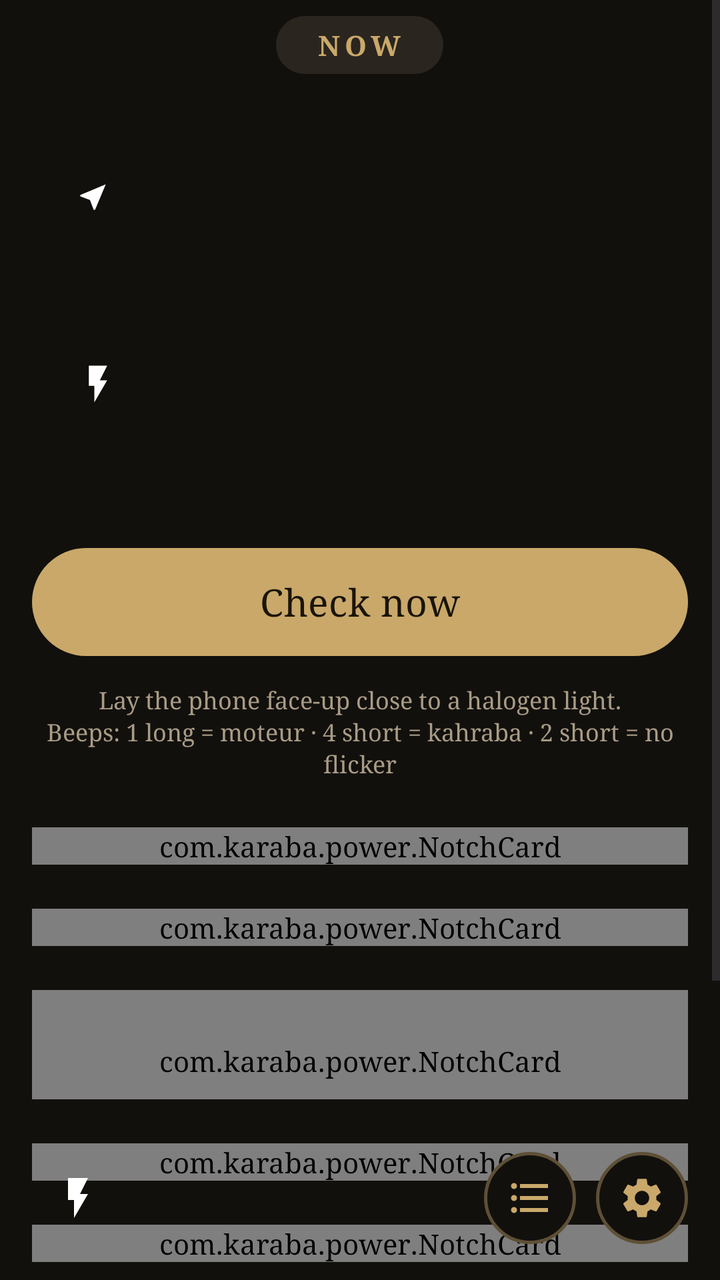
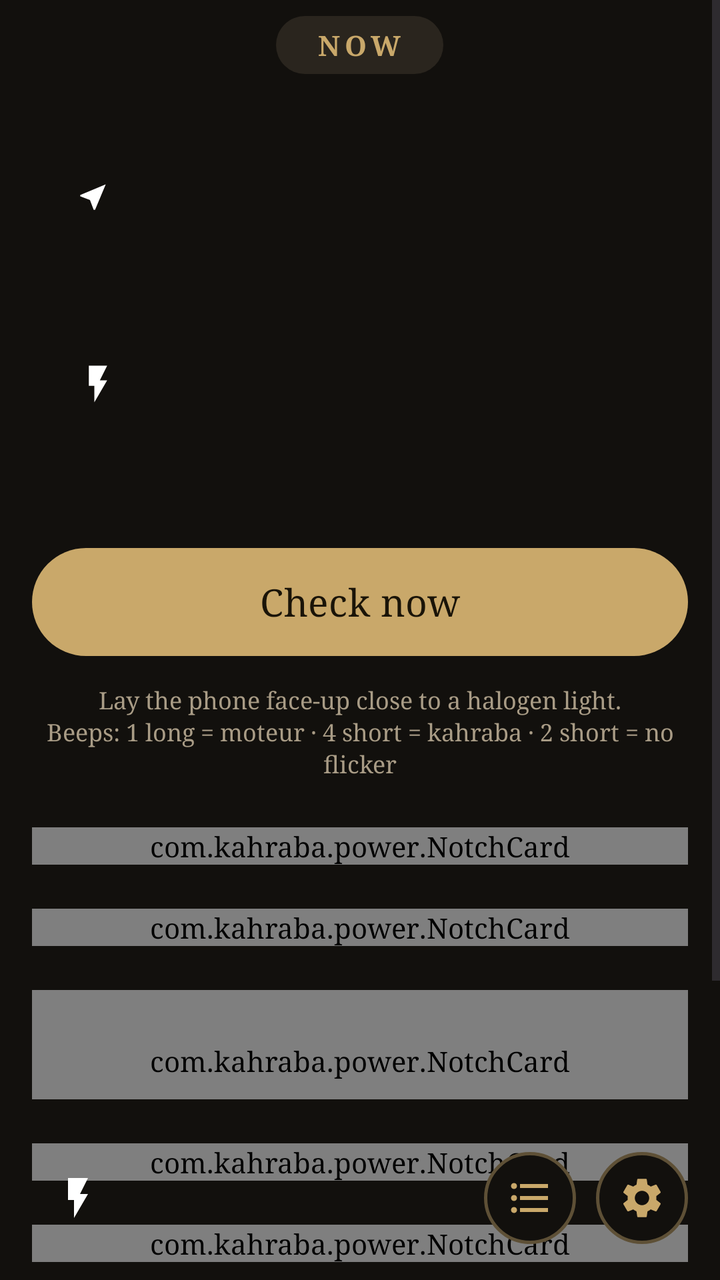

Compare the two renders of this Android layout. The source of the first and the diff that turns it into the second are given below.
<!-- AndroidManifest.xml: activity theme AppTheme.Main -->
<!-- res/layout/activity_main.xml -->
<?xml version="1.0" encoding="utf-8"?>
<FrameLayout xmlns:android="http://schemas.android.com/apk/res/android"
    xmlns:app="http://schemas.android.com/apk/res-auto"
    android:layout_width="match_parent"
    android:layout_height="match_parent"
    android:background="?attr/appBg">

    <ScrollView
        android:id="@+id/scroll"
        android:layout_width="match_parent"
        android:layout_height="match_parent"
        android:clipToPadding="false"
        android:paddingBottom="100dp">

        <LinearLayout
            android:layout_width="match_parent"
            android:layout_height="wrap_content"
            android:orientation="vertical"
            android:paddingStart="16dp"
            android:paddingTop="8dp"
            android:paddingEnd="16dp">

            
            <FrameLayout
                android:layout_width="match_parent"
                android:layout_height="wrap_content">

                <LinearLayout
                    android:id="@+id/hero"
                    android:layout_width="match_parent"
                    android:layout_height="wrap_content"
                    android:layout_marginTop="16dp"
                    android:clickable="true"
                    android:focusable="true"
                    android:gravity="bottom"
                    android:minHeight="230dp"
                    android:orientation="vertical"
                    android:padding="22dp">

                    <LinearLayout
                        android:layout_width="wrap_content"
                        android:layout_height="wrap_content"
                        android:gravity="center_vertical"
                        android:orientation="horizontal">

                        <ImageView
                            android:layout_width="17dp"
                            android:layout_height="17dp"
                            android:importantForAccessibility="no"
                            android:src="@drawable/ic_place" />

                        <TextView
                            android:id="@+id/heroRoom"
                            android:layout_width="wrap_content"
                            android:layout_height="wrap_content"
                            android:layout_marginStart="8dp"
                            android:shadowColor="#66000000"
                            android:shadowRadius="6"
                            android:textColor="#FFFFFF"
                            android:textSize="17sp" />
                    </LinearLayout>

                    <TextView
                        android:id="@+id/heroTitle"
                        android:layout_width="wrap_content"
                        android:layout_height="wrap_content"
                        android:layout_marginTop="6dp"
                        android:includeFontPadding="false"
                        android:shadowColor="#66000000"
                        android:shadowRadius="8"
                        android:textColor="#FFFFFF"
                        android:textSize="46sp" />

                    <LinearLayout
                        android:layout_width="wrap_content"
                        android:layout_height="wrap_content"
                        android:layout_marginTop="10dp"
                        android:gravity="center_vertical"
                        android:orientation="horizontal">

                        <ImageView
                            android:id="@+id/heroIcon"
                            android:layout_width="22dp"
                            android:layout_height="22dp"
                            android:importantForAccessibility="no"
                            android:src="@drawable/ic_bolt" />

                        <TextView
                            android:id="@+id/heroSub"
                            android:layout_width="wrap_content"
                            android:layout_height="wrap_content"
                            android:layout_marginStart="10dp"
                            android:shadowColor="#66000000"
                            android:shadowRadius="6"
                            android:textColor="#FFFFFF"
                            android:textSize="19sp" />
                    </LinearLayout>

                    <TextView
                        android:id="@+id/heroMeta"
                        android:layout_width="wrap_content"
                        android:layout_height="wrap_content"
                        android:layout_marginTop="12dp"
                        android:letterSpacing="0.12"
                        android:textAllCaps="true"
                        android:textColor="#F2FFFFFF"
                        android:textSize="11sp"
                        android:textStyle="bold" />

                    <com.google.android.material.progressindicator.LinearProgressIndicator
                        android:id="@+id/heroProgress"
                        android:layout_width="match_parent"
                        android:layout_height="wrap_content"
                        android:layout_marginTop="14dp"
                        android:max="1000"
                        android:visibility="gone"
                        app:indicatorColor="#FFFFFF"
                        app:trackColor="#40FFFFFF"
                        app:trackCornerRadius="3dp"
                        app:trackThickness="5dp" />
                </LinearLayout>

                <TextView
                    android:layout_width="wrap_content"
                    android:layout_height="wrap_content"
                    android:layout_gravity="top|center_horizontal"
                    android:background="@drawable/tab_pill"
                    android:letterSpacing="0.16"
                    android:paddingStart="20dp"
                    android:paddingTop="5dp"
                    android:paddingEnd="20dp"
                    android:paddingBottom="5dp"
                    android:text="NOW"
                    android:textColor="?attr/appAccent"
                    android:textSize="14sp"
                    android:textStyle="bold" />
            </FrameLayout>

            <com.google.android.material.button.MaterialButton
                android:id="@+id/checkButton"
                style="@style/PrimaryButton"
                android:layout_width="match_parent"
                android:layout_height="62dp"
                android:layout_marginTop="16dp"
                android:text="Check now"
                android:textSize="19sp"
                app:cornerRadius="31dp" />

            
            <LinearLayout
                android:id="@+id/confirmRow"
                android:layout_width="match_parent"
                android:layout_height="wrap_content"
                android:layout_marginTop="10dp"
                android:orientation="vertical"
                android:visibility="gone">

                <TextView
                    android:id="@+id/confirmPrompt"
                    android:layout_width="match_parent"
                    android:layout_height="wrap_content"
                    android:gravity="center"
                    android:text="Know for sure? Confirm it:"
                    android:textColor="?attr/appMuted"
                    android:textSize="14sp" />

                <LinearLayout
                    android:layout_width="match_parent"
                    android:layout_height="wrap_content"
                    android:layout_marginTop="6dp"
                    android:orientation="horizontal">

                    <com.google.android.material.button.MaterialButton
                        android:id="@+id/confirmKahraba"
                        style="@style/OutlinePill"
                        android:layout_width="0dp"
                        android:layout_height="wrap_content"
                        android:layout_marginEnd="6dp"
                        android:layout_weight="1"
                        android:text="It was kahraba" />

                    <com.google.android.material.button.MaterialButton
                        android:id="@+id/confirmMoteur"
                        style="@style/OutlinePill"
                        android:layout_width="0dp"
                        android:layout_height="wrap_content"
                        android:layout_marginStart="6dp"
                        android:layout_weight="1"
                        android:text="It was moteur" />
                </LinearLayout>
            </LinearLayout>

            <TextView
                android:layout_width="match_parent"
                android:layout_height="wrap_content"
                android:layout_marginTop="10dp"
                android:gravity="center"
                android:lineSpacingExtra="2dp"
                android:text="Lay the phone face-up close to a halogen light.\nBeeps: 1 long = moteur · 4 short = kahraba · 2 short = no flicker"
                android:textColor="?attr/appMuted"
                android:textSize="12sp" />

            
            <com.karaba.power.NotchCard
                android:layout_width="match_parent"
                android:layout_height="wrap_content"
                android:layout_marginTop="24dp"
                app:notchTitle="Today">

                <LinearLayout
                    android:layout_width="match_parent"
                    android:layout_height="wrap_content"
                    android:orientation="vertical">

                    <LinearLayout
                        android:layout_width="match_parent"
                        android:layout_height="wrap_content"
                        android:gravity="center_vertical"
                        android:orientation="horizontal">

                        <LinearLayout
                            android:layout_width="0dp"
                            android:layout_height="wrap_content"
                            android:layout_weight="1"
                            android:orientation="vertical">

                            <TextView
                                android:id="@+id/dayName"
                                android:layout_width="wrap_content"
                                android:layout_height="wrap_content"
                                android:textColor="?attr/appText"
                                android:textSize="30sp"
                                android:textStyle="bold" />

                            <TextView
                                android:id="@+id/dateText"
                                android:layout_width="wrap_content"
                                android:layout_height="wrap_content"
                                android:textColor="?attr/appMuted"
                                android:textSize="17sp" />
                        </LinearLayout>

                        <TextView
                            android:id="@+id/clockText"
                            android:layout_width="wrap_content"
                            android:layout_height="wrap_content"
                            android:textColor="?attr/appText"
                            android:textSize="34sp"
                            android:textStyle="bold" />
                    </LinearLayout>

                    <View
                        android:layout_width="match_parent"
                        android:layout_height="1dp"
                        android:layout_marginTop="16dp"
                        android:background="?attr/appOutline" />

                    <LinearLayout
                        android:layout_width="match_parent"
                        android:layout_height="wrap_content"
                        android:layout_marginTop="6dp"
                        android:gravity="center_vertical"
                        android:orientation="horizontal">

                        <TextView
                            android:id="@+id/calModeText"
                            android:layout_width="0dp"
                            android:layout_height="wrap_content"
                            android:layout_weight="1"
                            android:text="Show always-on monitor"
                            android:textColor="?attr/appMuted"
                            android:textSize="14sp" />

                        <com.google.android.material.materialswitch.MaterialSwitch
                            android:id="@+id/calMonitorSwitch"
                            android:layout_width="wrap_content"
                            android:layout_height="wrap_content" />
                    </LinearLayout>

                    <LinearLayout
                        android:id="@+id/calWeekdays"
                        android:layout_width="match_parent"
                        android:layout_height="wrap_content"
                        android:layout_marginTop="4dp"
                        android:orientation="horizontal" />

                    <LinearLayout
                        android:id="@+id/calGrid"
                        android:layout_width="match_parent"
                        android:layout_height="wrap_content"
                        android:orientation="vertical" />

                    <TextView
                        android:id="@+id/calLegend"
                        android:layout_width="match_parent"
                        android:layout_height="wrap_content"
                        android:layout_marginTop="10dp"
                        android:textColor="?attr/appMuted"
                        android:textSize="13sp" />

                    <LinearLayout
                        android:layout_width="match_parent"
                        android:layout_height="wrap_content"
                        android:layout_marginTop="10dp"
                        android:gravity="center_vertical"
                        android:orientation="horizontal">

                        <ImageView
                            android:layout_width="16dp"
                            android:layout_height="16dp"
                            android:importantForAccessibility="no"
                            android:src="@drawable/ic_lock"
                            app:tint="?attr/appMuted" />

                        <TextView
                            android:layout_width="wrap_content"
                            android:layout_height="wrap_content"
                            android:layout_marginStart="8dp"
                            android:text="Tap a day to add a note. Notes stay on this phone only."
                            android:textColor="?attr/appMuted"
                            android:textSize="13sp" />
                    </LinearLayout>
                </LinearLayout>
            </com.karaba.power.NotchCard>

            
            <com.karaba.power.NotchCard
                android:layout_width="match_parent"
                android:layout_height="wrap_content"
                android:layout_marginTop="22dp"
                app:notchTitle="Room">

                <LinearLayout
                    android:layout_width="match_parent"
                    android:layout_height="wrap_content"
                    android:orientation="vertical">

                    <LinearLayout
                        android:layout_width="match_parent"
                        android:layout_height="wrap_content"
                        android:gravity="center_vertical"
                        android:orientation="horizontal">

                        <TextView
                            android:layout_width="0dp"
                            android:layout_height="wrap_content"
                            android:layout_weight="1"
                            android:text="Select room"
                            android:textColor="?attr/appText"
                            android:textSize="18sp"
                            android:textStyle="bold" />

                        <com.google.android.material.button.MaterialButton
                            android:id="@+id/spotButton"
                            style="@style/OutlinePill"
                            android:layout_width="wrap_content"
                            android:layout_height="wrap_content"
                            android:text="None" />
                    </LinearLayout>

                    <TextView
                        android:id="@+id/spotInfo"
                        android:layout_width="match_parent"
                        android:layout_height="wrap_content"
                        android:layout_marginTop="6dp"
                        android:lineSpacingExtra="2dp"
                        android:textColor="?attr/appMuted"
                        android:textSize="14sp" />
                </LinearLayout>
            </com.karaba.power.NotchCard>

            
            <com.karaba.power.NotchCard
                android:id="@+id/recentCard"
                android:layout_width="match_parent"
                android:layout_height="wrap_content"
                android:layout_marginTop="22dp"
                android:paddingStart="4dp"
                android:paddingTop="26dp"
                android:paddingEnd="4dp"
                android:paddingBottom="10dp"
                app:notchTitle="Recent checks">

                <LinearLayout
                    android:id="@+id/historyList"
                    android:layout_width="match_parent"
                    android:layout_height="wrap_content"
                    android:orientation="vertical" />
            </com.karaba.power.NotchCard>

            
            <com.karaba.power.NotchCard
                android:id="@+id/monitorCard"
                android:layout_width="match_parent"
                android:layout_height="wrap_content"
                android:layout_marginTop="22dp"
                android:clickable="true"
                android:focusable="true"
                app:notchChevron="true"
                app:notchTitle="Always-on monitor">

                <LinearLayout
                    android:layout_width="match_parent"
                    android:layout_height="wrap_content"
                    android:gravity="center_vertical"
                    android:orientation="horizontal">

                    <View
                        android:id="@+id/monitorDot"
                        android:layout_width="12dp"
                        android:layout_height="12dp"
                        android:background="@drawable/dot" />

                    <TextView
                        android:id="@+id/monitorSub"
                        android:layout_width="0dp"
                        android:layout_height="wrap_content"
                        android:layout_marginStart="14dp"
                        android:layout_weight="1"
                        android:textColor="?attr/appText"
                        android:textSize="16sp" />

                    <ImageView
                        android:layout_width="24dp"
                        android:layout_height="24dp"
                        android:importantForAccessibility="no"
                        android:src="@drawable/ic_chevron"
                        app:tint="?attr/appAccent" />
                </LinearLayout>
            </com.karaba.power.NotchCard>

            
            <com.karaba.power.NotchCard
                android:id="@+id/meterCard"
                android:layout_width="match_parent"
                android:layout_height="wrap_content"
                android:layout_marginTop="22dp"
                android:clickable="true"
                android:focusable="true"
                app:notchChevron="true"
                app:notchTitle="Light meter">

                <LinearLayout
                    android:layout_width="match_parent"
                    android:layout_height="wrap_content"
                    android:gravity="center_vertical"
                    android:orientation="horizontal">

                    <TextView
                        android:layout_width="0dp"
                        android:layout_height="wrap_content"
                        android:layout_weight="1"
                        android:text="Live lux, a chart, and recordings you can save as CSV"
                        android:textColor="?attr/appText"
                        android:textSize="16sp" />

                    <ImageView
                        android:layout_width="24dp"
                        android:layout_height="24dp"
                        android:importantForAccessibility="no"
                        android:src="@drawable/ic_chevron"
                        app:tint="?attr/appAccent" />
                </LinearLayout>
            </com.karaba.power.NotchCard>

            <TextView
                android:id="@+id/footerNote"
                android:layout_width="match_parent"
                android:layout_height="wrap_content"
                android:layout_marginStart="4dp"
                android:layout_marginTop="22dp"
                android:layout_marginEnd="4dp"
                android:lineSpacingExtra="2dp"
                android:text="Doesn't work with LED bulbs, or if your lights run through a solar inverter or UPS. Tap here for the full guide."
                android:textColor="?attr/appMuted"
                android:textSize="13sp" />
        </LinearLayout>
    </ScrollView>

    
    <LinearLayout
        android:id="@+id/bottomBar"
        android:layout_width="match_parent"
        android:layout_height="wrap_content"
        android:layout_gravity="bottom"
        android:gravity="center_vertical"
        android:orientation="horizontal"
        android:paddingStart="16dp"
        android:paddingTop="30dp"
        android:paddingEnd="16dp"
        android:paddingBottom="18dp">

        <FrameLayout
            android:id="@+id/barTile"
            android:layout_width="46dp"
            android:layout_height="46dp">

            <ImageView
                android:id="@+id/barIcon"
                android:layout_width="24dp"
                android:layout_height="24dp"
                android:layout_gravity="center"
                android:importantForAccessibility="no"
                android:src="@drawable/ic_bolt" />
        </FrameLayout>

        <LinearLayout
            android:layout_width="0dp"
            android:layout_height="wrap_content"
            android:layout_marginStart="12dp"
            android:layout_weight="1"
            android:orientation="vertical">

            <TextView
                android:id="@+id/barLabel"
                android:layout_width="wrap_content"
                android:layout_height="wrap_content"
                android:ellipsize="end"
                android:letterSpacing="0.1"
                android:maxLines="1"
                android:textAllCaps="true"
                android:textColor="?attr/appMuted"
                android:textSize="8sp"
                android:textStyle="bold" />

            <TextView
                android:id="@+id/barStatus"
                android:layout_width="wrap_content"
                android:layout_height="wrap_content"
                android:ellipsize="end"
                android:maxLines="1"
                android:textColor="?attr/appText"
                android:textSize="11sp"
                android:textStyle="bold" />
        </LinearLayout>

        <ImageButton
            android:id="@+id/barHistory"
            android:layout_width="46dp"
            android:layout_height="46dp"
            android:background="@drawable/circle_button"
            android:contentDescription="All checks"
            android:padding="11dp"
            android:scaleType="fitCenter"
            android:src="@drawable/ic_list"
            app:tint="?attr/appAccent" />

        <ImageButton
            android:id="@+id/barSettings"
            android:layout_width="46dp"
            android:layout_height="46dp"
            android:layout_marginStart="10dp"
            android:background="@drawable/circle_button"
            android:contentDescription="Settings"
            android:padding="11dp"
            android:scaleType="fitCenter"
            android:src="@drawable/ic_settings"
            app:tint="?attr/appAccent" />
    </LinearLayout>
</FrameLayout>
<!-- resources referenced by this layout -->
<resources>
  <!-- drawable circle_button (drawable) -->
  <?xml version="1.0" encoding="utf-8"?>
  <shape xmlns:android="http://schemas.android.com/apk/res/android" android:shape="oval">
      <solid android:color="?attr/appBg" />
      <stroke android:width="1.5dp" android:color="?attr/appBorder" />
  </shape>
  <!-- drawable dot (drawable) -->
  <?xml version="1.0" encoding="utf-8"?>
  <shape xmlns:android="http://schemas.android.com/apk/res/android" android:shape="oval">
      <solid android:color="@color/idle" />
      <size android:width="10dp" android:height="10dp" />
  </shape>
  <!-- drawable ic_bolt (drawable) -->
  <vector xmlns:android="http://schemas.android.com/apk/res/android"
      android:width="24dp"
      android:height="24dp"
      android:viewportWidth="24"
      android:viewportHeight="24">
      <path
          android:fillColor="#FFFFFFFF"
          android:pathData="M7,2v11h3v9l7,-12h-4l4,-8z" />
  </vector>
  <!-- drawable ic_chevron (drawable) -->
  <vector xmlns:android="http://schemas.android.com/apk/res/android"
      android:width="24dp"
      android:height="24dp"
      android:viewportWidth="24"
      android:viewportHeight="24">
      <path
          android:fillColor="#FF000000"
          android:pathData="M10,6L8.59,7.41 13.17,12l-4.58,4.59L10,18l6,-6z" />
  </vector>
  <!-- drawable ic_place (drawable) -->
  <vector xmlns:android="http://schemas.android.com/apk/res/android"
      android:width="24dp"
      android:height="24dp"
      android:viewportWidth="24"
      android:viewportHeight="24">
      <path
          android:fillColor="#FFFFFFFF"
          android:pathData="M21,3L3,10.53v0.98l6.84,2.65L12.48,21h0.98L21,3z" />
  </vector>
  <!-- drawable tab_pill (drawable) -->
  <?xml version="1.0" encoding="utf-8"?>
  <shape xmlns:android="http://schemas.android.com/apk/res/android" android:shape="rectangle">
      <solid android:color="?attr/appSurfaceAlt" />
      <corners android:radius="16dp" />
  </shape>
  <style name="OutlinePill" parent="Widget.Material3.Button.OutlinedButton">
          <item name="cornerRadius">24dp</item>
          <item name="strokeColor">?attr/appBorder</item>
          <item name="android:textColor">?attr/appText</item>
      </style>
  <style name="PrimaryButton" parent="Widget.Material3.Button">
          <item name="android:minHeight">56dp</item>
          <item name="cornerRadius">28dp</item>
          <item name="android:textSize">17sp</item>
          <item name="backgroundTint">?attr/appAccent</item>
          <item name="android:textColor">?attr/appOnAccent</item>
      </style>
  <style name="AppTheme.Main" parent="AppTheme">
          <item name="windowActionBar">false</item>
          <item name="windowNoTitle">true</item>
      </style>
  <color name="idle">#64748B</color>
  <color name="t_lamplight_accent">#C9A86A</color>
  <color name="t_lamplight_onaccent">#1A1408</color>
  <color name="t_lamplight_bg">#12100D</color>
  <color name="t_lamplight_surface">#1B1814</color>
  <color name="t_lamplight_text">#F2EADB</color>
  <color name="t_lamplight_alt">#2A251E</color>
  <color name="t_lamplight_border">#5E5036</color>
  <color name="t_lamplight_muted">#A99C86</color>
  <color name="t_lamplight_outline">#2E2922</color>
  <color name="t_lamplight_ring">#C9A86A</color>
  <style name="AppBottomSheet" parent="ThemeOverlay.Material3.BottomSheetDialog">
          <item name="bottomSheetStyle">@style/AppBottomSheetStyle</item>
      </style>
  <style name="AppBottomSheetStyle" parent="Widget.Material3.BottomSheet.Modal">
          <item name="backgroundTint">?attr/appSurface</item>
      </style>
  <!-- unchanged entries left out for length: 4 -->
</resources>

<!-- the commit's change to res/layout/activity_main.xml (unified diff, before → after) -->
@@ -201,7 +201,7 @@
                 android:textSize="12sp" />
 
             
-            <com.karaba.power.NotchCard
+            <com.kahraba.power.NotchCard
                 android:layout_width="match_parent"
                 android:layout_height="wrap_content"
                 android:layout_marginTop="24dp"
@@ -321,10 +321,10 @@
                             android:textSize="13sp" />
                     </LinearLayout>
                 </LinearLayout>
-            </com.karaba.power.NotchCard>
-
-            
-            <com.karaba.power.NotchCard
+            </com.kahraba.power.NotchCard>
+
+            
+            <com.kahraba.power.NotchCard
                 android:layout_width="match_parent"
                 android:layout_height="wrap_content"
                 android:layout_marginTop="22dp"
@@ -367,10 +367,10 @@
                         android:textColor="?attr/appMuted"
                         android:textSize="14sp" />
                 </LinearLayout>
-            </com.karaba.power.NotchCard>
-
-            
-            <com.karaba.power.NotchCard
+            </com.kahraba.power.NotchCard>
+
+            
+            <com.kahraba.power.NotchCard
                 android:id="@+id/recentCard"
                 android:layout_width="match_parent"
                 android:layout_height="wrap_content"
@@ -386,17 +386,16 @@
                     android:layout_width="match_parent"
                     android:layout_height="wrap_content"
                     android:orientation="vertical" />
-            </com.karaba.power.NotchCard>
-
-            
-            <com.karaba.power.NotchCard
+            </com.kahraba.power.NotchCard>
+
+            
+            <com.kahraba.power.NotchCard
                 android:id="@+id/monitorCard"
                 android:layout_width="match_parent"
                 android:layout_height="wrap_content"
                 android:layout_marginTop="22dp"
                 android:clickable="true"
                 android:focusable="true"
-                app:notchChevron="true"
                 app:notchTitle="Always-on monitor">
 
                 <LinearLayout
@@ -427,17 +426,16 @@
                         android:src="@drawable/ic_chevron"
                         app:tint="?attr/appAccent" />
                 </LinearLayout>
-            </com.karaba.power.NotchCard>
-
-            
-            <com.karaba.power.NotchCard
+            </com.kahraba.power.NotchCard>
+
+            
+            <com.kahraba.power.NotchCard
                 android:id="@+id/meterCard"
                 android:layout_width="match_parent"
                 android:layout_height="wrap_content"
                 android:layout_marginTop="22dp"
                 android:clickable="true"
                 android:focusable="true"
-                app:notchChevron="true"
                 app:notchTitle="Light meter">
 
                 <LinearLayout
@@ -461,7 +459,7 @@
                         android:src="@drawable/ic_chevron"
                         app:tint="?attr/appAccent" />
                 </LinearLayout>
-            </com.karaba.power.NotchCard>
+            </com.kahraba.power.NotchCard>
 
             <TextView
                 android:id="@+id/footerNote"
